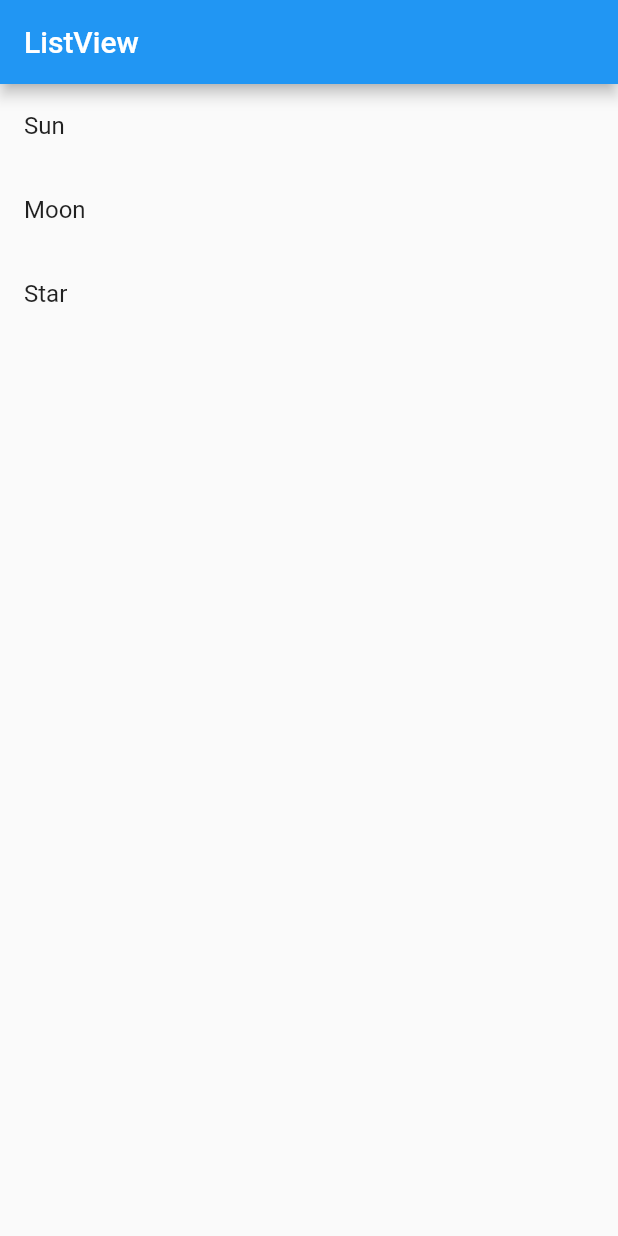
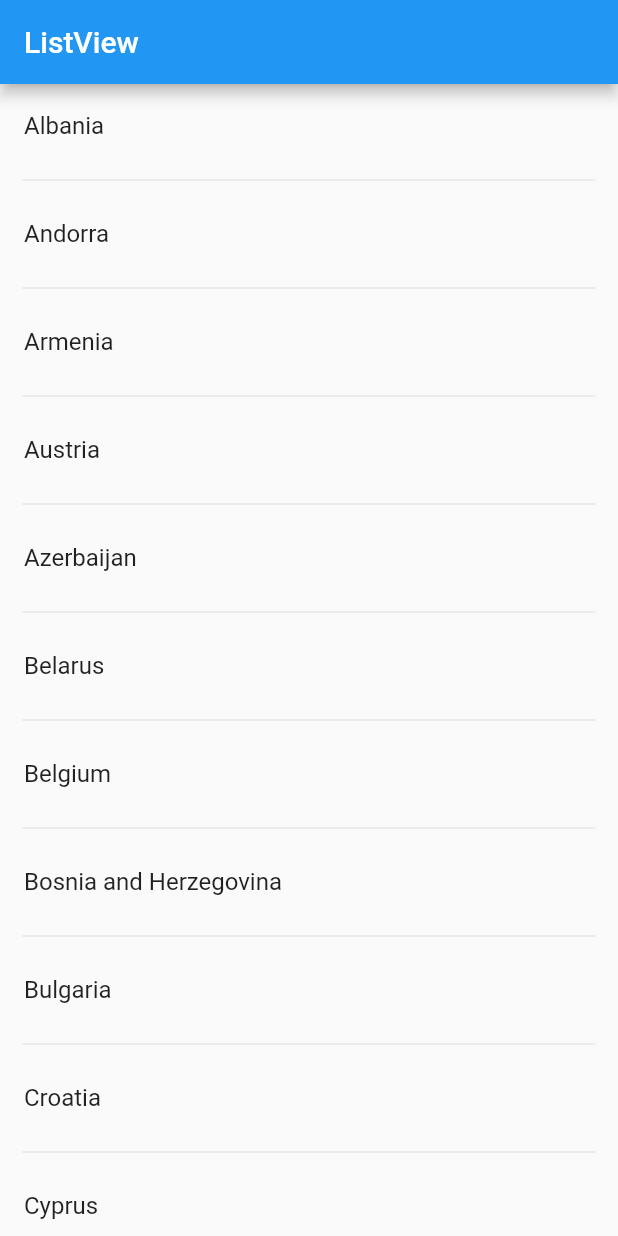
Before and after one commit to Naxalov/UniversityApp, a Flutter app: the screen it shows after launch, on a phone screen of 412 x 824 dp. Run offline on Flutter 3.47's test engine with Material 2 defaults, Android fonts, the phone set to English and light mode, and no system bars.

Commit message:
Dynamic ListView

```diff
--- a/lib/screens/home.dart
+++ b/lib/screens/home.dart
@@ -1,30 +1,87 @@
 import 'package:flutter/material.dart';
+
+final europeanCountries = [
+  'Albania',
+  'Andorra',
+  'Armenia',
+  'Austria',
+  'Azerbaijan',
+  'Belarus',
+  'Belgium',
+  'Bosnia and Herzegovina',
+  'Bulgaria',
+  'Croatia',
+  'Cyprus',
+  'Czech Republic',
+  'Denmark',
+  'Estonia',
+  'Finland',
+  'France',
+  'Georgia',
+  'Germany',
+  'Greece',
+  'Hungary',
+  'Iceland',
+  'Ireland',
+  'Italy',
+  'Kazakhstan',
+  'Kosovo',
+  'Latvia',
+  'Liechtenstein',
+  'Lithuania',
+  'Luxembourg',
+  'Macedonia',
+  'Malta',
+  'Moldova',
+  'Monaco',
+  'Montenegro',
+  'Netherlands',
+  'Norway',
+  'Poland',
+  'Portugal',
+  'Romania',
+  'Russia',
+  'San Marino',
+  'Serbia',
+  'Slovakia',
+  'Slovenia',
+  'Spain',
+  'Sweden',
+  'Switzerland',
+  'Turkey',
+  'Ukraine',
+  'Uzbekistan',
+  'United Kingdom',
+  'Vatican City'
+];
 
 class Home extends StatelessWidget {
   @override
   Widget build(BuildContext context) {
     return Scaffold(
-      appBar: AppBar(title: Text('ListView'),),
-      body: myList(),
+      appBar: AppBar(
+        title: Text('ListView'),
+      ),
+      body: MyList(),
     );
   }
 }
 
-class myList extends StatelessWidget {
+class MyList extends StatelessWidget {
   @override
   Widget build(BuildContext context) {
-    return ListView(
-      children: <Widget>[
-        ListTile(
-          title: Text('Sun'),
-        ),
-        ListTile(
-          title: Text('Moon'),
-        ),
-        ListTile(
-          title: Text('Star'),
-        )
-      ],
+    return ListView.separated(
+      itemCount: europeanCountries.length,
+      itemBuilder: (BuildContext context, int index) {
+        return ListTile(
+          title: Text(europeanCountries[index]),
+        );
+      }, separatorBuilder: (BuildContext context, int index) {
+        return Padding(
+          padding: EdgeInsets.symmetric(vertical: 0,horizontal: 15),
+          child: Divider(),
+        );
+    },
     );
   }
 }
```
